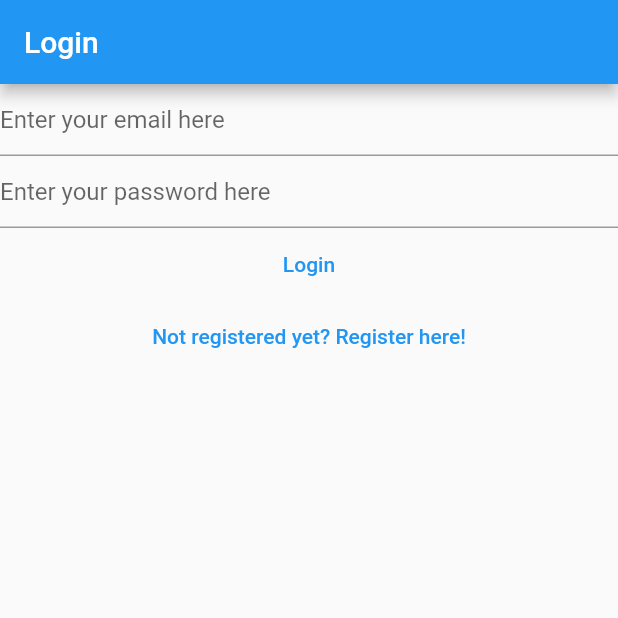
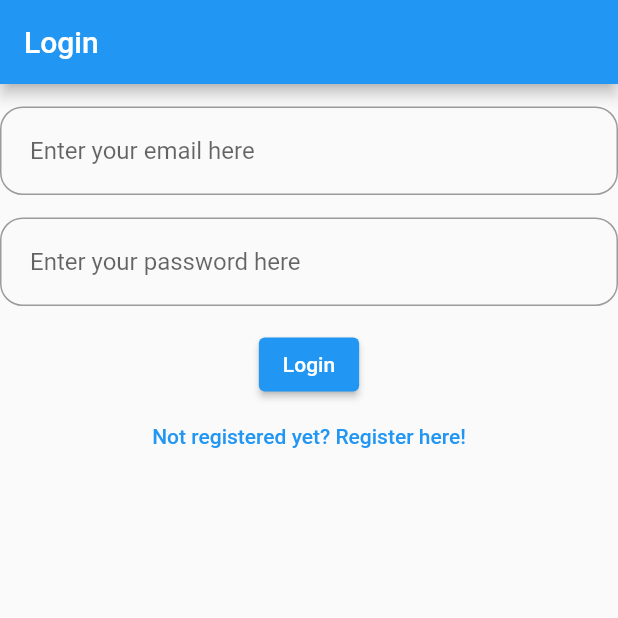
Before and after one commit to shahin0503/task-manager-flutter, a Flutter app: the screen it shows after launch, on a phone screen of 412 x 824 dp, the top half of it. Run offline on Flutter 3.47's test engine with Material 2 defaults, Android fonts, the phone set to English and light mode, and no system bars; our stand-ins replace cloud_firestore, firebase_auth, firebase_core, fluttertoast; accounts and stored records are empty.

Commit message:
init commit

```diff
--- a/lib/utilities/add_task_dialog.dart
+++ b/lib/utilities/add_task_dialog.dart
@@ -156,6 +156,9 @@ class _AddTaskAlertDialogState extends State<AddTaskAlertDialog> {
           onPressed: () {
             Navigator.of(context, rootNavigator: true).pop();
           },
+          style: ElevatedButton.styleFrom(
+            primary: Colors.grey,
+          ),
           child: const Text('Cancel'),
         ),
         ElevatedButton(
--- a/lib/utilities/delete_task_dialog.dart
+++ b/lib/utilities/delete_task_dialog.dart
@@ -34,6 +34,9 @@ class _DeleteTaskAlertDialogState extends State<DeleteTaskAlertDialog> {
           ElevatedButton(onPressed: (){
             Navigator.of(context).pop(false);
           },
+          style: ElevatedButton.styleFrom(
+            primary: Colors.grey,
+          ),
           child: const Text('Cancel')),
           ElevatedButton(onPressed: (){
             _deleteTasks();
--- a/lib/utilities/update_task_dialog.dart
+++ b/lib/utilities/update_task_dialog.dart
@@ -165,6 +165,9 @@ class _UpdateTaskAlertDialogState extends State<UpdateTaskAlertDialog> {
           onPressed: () {
             Navigator.of(context).pop(false);
           },
+          style: ElevatedButton.styleFrom(
+            primary: Colors.grey,
+          ),
 
           child: const Text('Cancel'),
         ),
--- a/lib/views/login_view.dart
+++ b/lib/views/login_view.dart
@@ -37,25 +37,50 @@ class _LoginViewState extends State<LoginView> {
       appBar: AppBar(
         title: const Text('Login'),
       ),
-      body: Column(
-        children: [
-          TextField(
+      body: SizedBox(
+        child: Form(
+          child: Column(
+            children: <Widget>[
+              const SizedBox(
+                height: 15,
+              ),
+              TextFormField(
                   controller: _email,
                   enableSuggestions: false,
                   autocorrect: false,
                   keyboardType: TextInputType.emailAddress,
-            decoration:
-                const InputDecoration(hintText: 'Enter your email here'),
+                  decoration: InputDecoration(
+                    contentPadding: const EdgeInsets.symmetric(
+                      horizontal: 20,
+                      vertical: 20,
                     ),
-          TextField(
+                    hintText: 'Enter your email here',
+                    border: OutlineInputBorder(
+                      borderRadius: BorderRadius.circular(15),
+                    ),
+                  )),
+              const SizedBox(
+                height: 15,
+              ),
+              TextFormField(
                   controller: _password,
                   obscureText: true,
                   enableSuggestions: false,
                   autocorrect: false,
-            decoration:
-                const InputDecoration(hintText: 'Enter your password here'),
+                  decoration: InputDecoration(
+                    contentPadding: const EdgeInsets.symmetric(
+                      horizontal: 20,
+                      vertical: 20,
                     ),
-          TextButton(
+                    hintText: 'Enter your password here',
+                    border: OutlineInputBorder(
+                      borderRadius: BorderRadius.circular(15),
+                    ),
+                  )),
+              const SizedBox(
+                height: 15,
+              ),
+              ElevatedButton(
                 onPressed: () async {
                   final email = _email.text;
                   final password = _password.text;
@@ -91,12 +116,14 @@ class _LoginViewState extends State<LoginView> {
               ),
               TextButton(
                   onPressed: () {
-                Navigator.of(context)
-                    .pushNamedAndRemoveUntil(registerRoute, (route) => false);
+                    Navigator.of(context).pushNamedAndRemoveUntil(
+                        registerRoute, (route) => false);
                   },
                   child: const Text('Not registered yet? Register here!'))
             ],
           ),
+        ),
+      ),
     );
   }
 }
```
Also changed, not shown: lib/views/register_view.dart (+37 -10 lines), lib/views/verify_email_view.dart (+9 -2 lines), 2 other files. Lines whose indentation alone changed are shown as unchanged.
